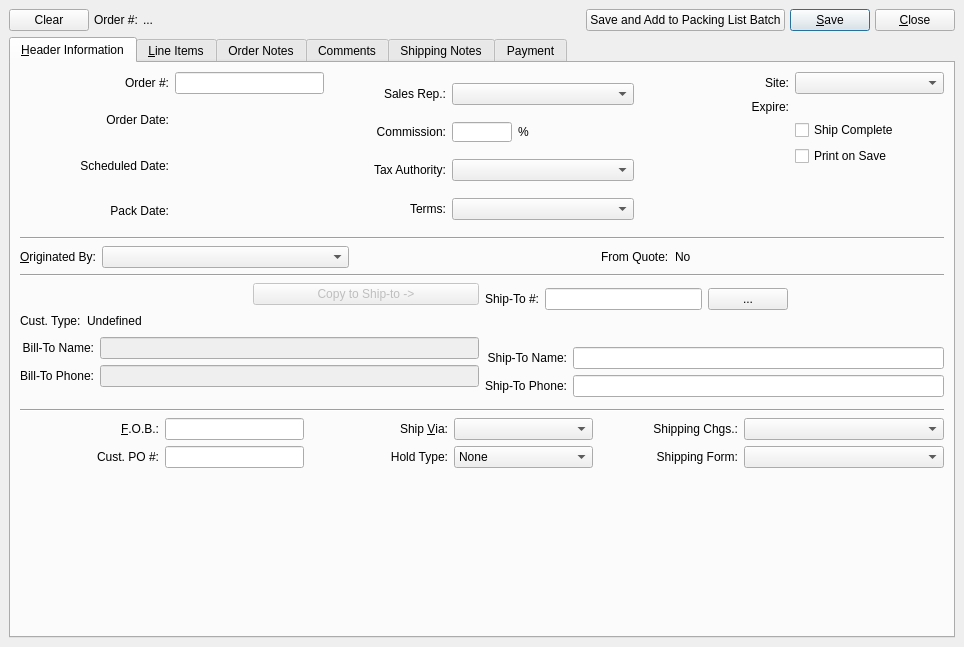
WooodHead/xtuple, file xtuple/trunk/guiclient/salesOrder.ui: the form before one commit.
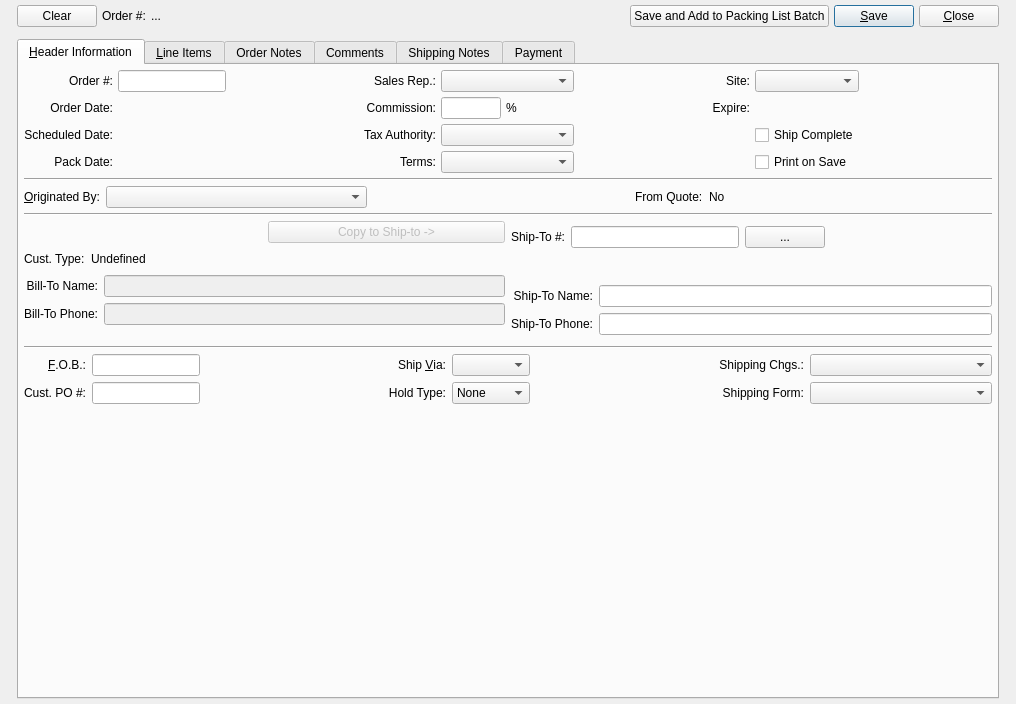
The form after the commit. Custom widgets are drawn as their Qt base class.

Commit message: UI spacer tweaks so Mac look pretty one day.

Diff of the .ui file:
```diff
--- a/xtuple/trunk/guiclient/salesOrder.ui
+++ b/xtuple/trunk/guiclient/salesOrder.ui
@@ -5,8 +5,8 @@
    <rect>
     <x>0</x>
     <y>0</y>
-    <width>964</width>
-    <height>647</height>
+    <width>1016</width>
+    <height>704</height>
    </rect>
   </property>
   <property name="minimumSize" >
@@ -20,24 +20,115 @@
   </property>
   <widget class="QWidget" name="widget" >
    <layout class="QGridLayout" >
+    <item row="0" column="0" >
+     <layout class="QGridLayout" >
     <property name="leftMargin" >
-     <number>9</number>
-    </property>
-    <property name="topMargin" >
-     <number>9</number>
+       <number>12</number>
     </property>
     <property name="rightMargin" >
-     <number>9</number>
-    </property>
-    <property name="bottomMargin" >
-     <number>9</number>
+       <number>12</number>
     </property>
     <property name="horizontalSpacing" >
-     <number>6</number>
+       <number>12</number>
     </property>
     <property name="verticalSpacing" >
-     <number>6</number>
-    </property>
+       <number>12</number>
+      </property>
+      <item row="0" column="0" >
+       <layout class="QHBoxLayout" >
+        <property name="spacing" >
+         <number>5</number>
+        </property>
+        <property name="leftMargin" >
+         <number>0</number>
+        </property>
+        <property name="topMargin" >
+         <number>0</number>
+        </property>
+        <property name="rightMargin" >
+         <number>0</number>
+        </property>
+        <property name="bottomMargin" >
+         <number>0</number>
+        </property>
+        <item>
+         <widget class="QPushButton" name="_clear" >
+          <property name="text" >
+           <string>Clear</string>
+          </property>
+          <property name="shortcut" >
+           <string/>
+          </property>
+          <property name="default" >
+           <bool>false</bool>
+          </property>
+         </widget>
+        </item>
+        <item>
+         <widget class="QLabel" name="_orderNumberExtraLit" >
+          <property name="text" >
+           <string>Order #:</string>
+          </property>
+         </widget>
+        </item>
+        <item>
+         <widget class="QLabel" name="_orderNumberExtra" >
+          <property name="text" >
+           <string>...</string>
+          </property>
+         </widget>
+        </item>
+        <item>
+         <spacer>
+          <property name="orientation" >
+           <enum>Qt::Horizontal</enum>
+          </property>
+          <property name="sizeType" >
+           <enum>QSizePolicy::Expanding</enum>
+          </property>
+          <property name="sizeHint" >
+           <size>
+            <width>170</width>
+            <height>20</height>
+           </size>
+          </property>
+         </spacer>
+        </item>
+        <item>
+         <widget class="QPushButton" name="_saveAndAdd" >
+          <property name="text" >
+           <string>Save and Add to Packing List Batch</string>
+          </property>
+         </widget>
+        </item>
+        <item>
+         <widget class="QPushButton" name="_save" >
+          <property name="text" >
+           <string>&amp;Save</string>
+          </property>
+          <property name="shortcut" >
+           <string>Alt+S</string>
+          </property>
+          <property name="autoDefault" >
+           <bool>true</bool>
+          </property>
+          <property name="default" >
+           <bool>true</bool>
+          </property>
+         </widget>
+        </item>
+        <item>
+         <widget class="QPushButton" name="_close" >
+          <property name="text" >
+           <string>&amp;Close</string>
+          </property>
+          <property name="shortcut" >
+           <string>Alt+C</string>
+          </property>
+         </widget>
+        </item>
+       </layout>
+      </item>
     <item row="1" column="0" >
      <widget class="QTabWidget" name="_salesOrderInformation" >
       <property name="currentIndex" >
@@ -47,192 +138,23 @@
        <attribute name="title" >
         <string>&amp;Header Information</string>
        </attribute>
-       <layout class="QVBoxLayout" >
-        <property name="spacing" >
-         <number>6</number>
-        </property>
-        <property name="leftMargin" >
-         <number>9</number>
-        </property>
-        <property name="topMargin" >
-         <number>9</number>
-        </property>
-        <property name="rightMargin" >
-         <number>9</number>
-        </property>
-        <property name="bottomMargin" >
-         <number>9</number>
-        </property>
-        <item>
-         <layout class="QHBoxLayout" >
-          <property name="spacing" >
-           <number>6</number>
-          </property>
-          <property name="leftMargin" >
-           <number>0</number>
-          </property>
-          <property name="topMargin" >
-           <number>0</number>
-          </property>
-          <property name="rightMargin" >
-           <number>0</number>
-          </property>
-          <property name="bottomMargin" >
-           <number>0</number>
-          </property>
-          <item>
            <layout class="QGridLayout" >
-            <property name="leftMargin" >
-             <number>0</number>
-            </property>
-            <property name="topMargin" >
-             <number>0</number>
-            </property>
-            <property name="rightMargin" >
-             <number>0</number>
-            </property>
-            <property name="bottomMargin" >
-             <number>0</number>
-            </property>
-            <property name="horizontalSpacing" >
-             <number>6</number>
-            </property>
-            <property name="verticalSpacing" >
-             <number>6</number>
-            </property>
-            <item row="0" column="1" >
-             <widget class="XLineEdit" name="_orderNumber" >
-              <property name="sizePolicy" >
-               <sizepolicy vsizetype="Fixed" hsizetype="Preferred" >
-                <horstretch>0</horstretch>
-                <verstretch>0</verstretch>
-               </sizepolicy>
-              </property>
-             </widget>
-            </item>
-            <item row="1" column="0" >
-             <widget class="QLabel" name="_orderDateLit" >
-              <property name="text" >
-               <string>Order Date:</string>
-              </property>
-              <property name="alignment" >
-               <set>Qt::AlignRight|Qt::AlignTrailing|Qt::AlignVCenter</set>
-              </property>
-             </widget>
-            </item>
-            <item row="3" column="1" >
-             <widget class="DLineEdit" name="_packDate" />
-            </item>
-            <item row="3" column="0" >
-             <widget class="QLabel" name="_packDateLit" >
-              <property name="text" >
-               <string>Pack Date:</string>
-              </property>
-              <property name="alignment" >
-               <set>Qt::AlignRight|Qt::AlignTrailing|Qt::AlignVCenter</set>
-              </property>
-             </widget>
-            </item>
-            <item row="1" column="1" >
-             <widget class="DLineEdit" name="_orderDate" />
-            </item>
             <item row="0" column="0" >
-             <widget class="QLabel" name="_orderNumberLit" >
-              <property name="maximumSize" >
-               <size>
-                <width>32767</width>
-                <height>32767</height>
-               </size>
-              </property>
-              <property name="text" >
-               <string>Order #:</string>
-              </property>
-              <property name="alignment" >
-               <set>Qt::AlignRight|Qt::AlignTrailing|Qt::AlignVCenter</set>
-              </property>
-              <property name="margin" >
-               <number>2</number>
-              </property>
-             </widget>
-            </item>
-            <item row="2" column="1" >
-             <widget class="DLineEdit" name="_shipDate" >
-              <property name="enabled" >
-               <bool>false</bool>
-              </property>
-              <property name="focusPolicy" >
-               <enum>Qt::NoFocus</enum>
-              </property>
-             </widget>
-            </item>
-            <item row="2" column="0" >
-             <widget class="QLabel" name="_shipDateLit" >
-              <property name="text" >
-               <string>Scheduled Date:</string>
-              </property>
-              <property name="alignment" >
-               <set>Qt::AlignRight|Qt::AlignTrailing|Qt::AlignVCenter</set>
-              </property>
-             </widget>
-            </item>
-           </layout>
-          </item>
-          <item>
            <layout class="QGridLayout" >
-            <property name="leftMargin" >
-             <number>0</number>
-            </property>
-            <property name="topMargin" >
-             <number>0</number>
-            </property>
-            <property name="rightMargin" >
-             <number>0</number>
-            </property>
-            <property name="bottomMargin" >
-             <number>0</number>
-            </property>
-            <property name="horizontalSpacing" >
-             <number>6</number>
-            </property>
-            <property name="verticalSpacing" >
-             <number>6</number>
-            </property>
-            <item row="3" column="1" colspan="2" >
-             <widget class="XComboBox" name="_terms" >
-              <property name="sizePolicy" >
-               <sizepolicy vsizetype="Fixed" hsizetype="Expanding" >
-                <horstretch>0</horstretch>
-                <verstretch>0</verstretch>
-               </sizepolicy>
-              </property>
-              <property name="maximumSize" >
-               <size>
-                <width>200</width>
-                <height>16777215</height>
-               </size>
-              </property>
-              <property name="allowNull" >
-               <bool>true</bool>
-              </property>
-              <property name="type" >
-               <enum>XComboBox::ARTerms</enum>
-              </property>
-             </widget>
-            </item>
-            <item row="1" column="0" >
-             <widget class="QLabel" name="_commissionLit" >
+            <item row="0" column="3" >
+             <widget class="QLabel" name="_salesRepLit" >
               <property name="text" >
-               <string>Commission:</string>
+               <string>Sales Rep.:</string>
               </property>
               <property name="alignment" >
                <set>Qt::AlignRight|Qt::AlignTrailing|Qt::AlignVCenter</set>
               </property>
               <property name="margin" >
-               <number>0</number>
+               <number>3</number>
               </property>
              </widget>
             </item>
-            <item row="0" column="1" colspan="2" >
+            <item row="0" column="4" >
              <widget class="XComboBox" name="_salesRep" >
               <property name="sizePolicy" >
                <sizepolicy vsizetype="Fixed" hsizetype="Expanding" >
@@ -254,14 +176,69 @@
               </property>
              </widget>
             </item>
-            <item row="1" column="2" >
+            <item row="1" column="3" >
+             <widget class="QLabel" name="_commissionLit" >
+              <property name="text" >
+               <string>Commission:</string>
+              </property>
+              <property name="alignment" >
+               <set>Qt::AlignRight|Qt::AlignTrailing|Qt::AlignVCenter</set>
+              </property>
+              <property name="margin" >
+               <number>0</number>
+              </property>
+             </widget>
+            </item>
+            <item row="1" column="4" >
+             <layout class="QHBoxLayout" >
+              <item>
+               <widget class="XLineEdit" name="_commission" >
+                <property name="sizePolicy" >
+                 <sizepolicy vsizetype="Fixed" hsizetype="Preferred" >
+                  <horstretch>0</horstretch>
+                  <verstretch>0</verstretch>
+                 </sizepolicy>
+                </property>
+                <property name="minimumSize" >
+                 <size>
+                  <width>60</width>
+                  <height>0</height>
+                 </size>
+                </property>
+                <property name="maximumSize" >
+                 <size>
+                  <width>40</width>
+                  <height>22</height>
+                 </size>
+                </property>
+                <property name="alignment" >
+                 <set>Qt::AlignRight</set>
+                </property>
+               </widget>
+              </item>
+              <item>
              <widget class="QLabel" name="_commissionPrcntLit" >
               <property name="text" >
                <string>%</string>
               </property>
              </widget>
             </item>
-            <item row="2" column="1" colspan="2" >
+             </layout>
+            </item>
+            <item row="2" column="3" >
+             <widget class="QLabel" name="_taxAuthLit" >
+              <property name="text" >
+               <string>Tax Authority:</string>
+              </property>
+              <property name="alignment" >
+               <set>Qt::AlignRight|Qt::AlignTrailing|Qt::AlignVCenter</set>
+              </property>
+              <property name="margin" >
+               <number>3</number>
+              </property>
+             </widget>
+            </item>
+            <item row="2" column="4" >
              <widget class="XComboBox" name="_taxAuth" >
               <property name="sizePolicy" >
                <sizepolicy vsizetype="Fixed" hsizetype="Expanding" >
@@ -286,7 +263,7 @@
               </property>
              </widget>
             </item>
-            <item row="3" column="0" >
+            <item row="3" column="3" >
              <widget class="QLabel" name="_termsLit" >
               <property name="text" >
                <string>Terms:</string>
@@ -299,81 +276,14 @@
               </property>
              </widget>
             </item>
-            <item row="1" column="1" >
-             <widget class="XLineEdit" name="_commission" >
+            <item row="3" column="4" >
+             <widget class="XComboBox" name="_terms" >
               <property name="sizePolicy" >
-               <sizepolicy vsizetype="Fixed" hsizetype="Preferred" >
+               <sizepolicy vsizetype="Fixed" hsizetype="Expanding" >
                 <horstretch>0</horstretch>
                 <verstretch>0</verstretch>
                </sizepolicy>
               </property>
-              <property name="minimumSize" >
-               <size>
-                <width>60</width>
-                <height>0</height>
-               </size>
-              </property>
-              <property name="maximumSize" >
-               <size>
-                <width>40</width>
-                <height>20</height>
-               </size>
-              </property>
-              <property name="alignment" >
-               <set>Qt::AlignRight</set>
-              </property>
-             </widget>
-            </item>
-            <item row="2" column="0" >
-             <widget class="QLabel" name="_taxAuthLit" >
-              <property name="text" >
-               <string>Tax Authority:</string>
-              </property>
-              <property name="alignment" >
-               <set>Qt::AlignRight|Qt::AlignTrailing|Qt::AlignVCenter</set>
-              </property>
-              <property name="margin" >
-               <number>3</number>
-              </property>
-             </widget>
-            </item>
-            <item row="0" column="0" >
-             <widget class="QLabel" name="_salesRepLit" >
-              <property name="text" >
-               <string>Sales Rep.:</string>
-              </property>
-              <property name="alignment" >
-               <set>Qt::AlignRight|Qt::AlignTrailing|Qt::AlignVCenter</set>
-              </property>
-              <property name="margin" >
-               <number>3</number>
-              </property>
-             </widget>
-            </item>
-           </layout>
-          </item>
-          <item>
-           <layout class="QGridLayout" >
-            <property name="leftMargin" >
-             <number>0</number>
-            </property>
-            <property name="topMargin" >
-             <number>0</number>
-            </property>
-            <property name="rightMargin" >
-             <number>0</number>
-            </property>
-            <property name="bottomMargin" >
-             <number>0</number>
-            </property>
-            <property name="horizontalSpacing" >
-             <number>6</number>
-            </property>
-            <property name="verticalSpacing" >
-             <number>6</number>
-            </property>
-            <item row="0" column="1" >
-             <widget class="WComboBox" name="_warehouse" >
               <property name="maximumSize" >
                <size>
                 <width>200</width>
@@ -385,7 +295,20 @@
               </property>
              </widget>
             </item>
-            <item row="0" column="0" >
+            <item row="0" column="5" >
+             <spacer>
+              <property name="orientation" >
+               <enum>Qt::Horizontal</enum>
+              </property>
+              <property name="sizeHint" >
+               <size>
+                <width>40</width>
+                <height>20</height>
+               </size>
+              </property>
+             </spacer>
+            </item>
+            <item row="0" column="6" >
              <widget class="QLabel" name="_shippingWhseLit" >
               <property name="text" >
                <string>Site:</string>
@@ -398,10 +321,7 @@
               </property>
              </widget>
             </item>
-            <item row="1" column="1" >
-             <widget class="DLineEdit" name="_expire" />
-            </item>
-            <item row="1" column="0" >
+            <item row="1" column="6" >
              <widget class="QLabel" name="_expireLit" >
               <property name="text" >
                <string>Expire:</string>
@@ -414,45 +334,147 @@
               </property>
              </widget>
             </item>
-            <item row="2" column="1" >
+            <item row="1" column="7" >
+             <widget class="DLineEdit" name="_expire" />
+            </item>
+            <item row="0" column="7" >
+             <widget class="WComboBox" name="_warehouse" >
+              <property name="maximumSize" >
+               <size>
+                <width>200</width>
+                <height>16777215</height>
+               </size>
+              </property>
+              <property name="type" >
+               <enum>WComboBox::Shipping</enum>
+              </property>
+             </widget>
+            </item>
+            <item row="2" column="7" >
              <widget class="QCheckBox" name="_shipComplete" >
               <property name="text" >
                <string>Ship Complete</string>
               </property>
              </widget>
             </item>
-            <item row="3" column="1" >
+            <item row="3" column="7" >
              <widget class="QCheckBox" name="_printSO" >
               <property name="text" >
                <string>Print on Save</string>
               </property>
              </widget>
             </item>
-            <item row="4" column="1" >
+            <item row="0" column="8" >
              <spacer>
               <property name="orientation" >
-               <enum>Qt::Vertical</enum>
+               <enum>Qt::Horizontal</enum>
               </property>
               <property name="sizeHint" >
                <size>
-                <width>20</width>
-                <height>0</height>
+                <width>40</width>
+                <height>20</height>
                </size>
               </property>
              </spacer>
             </item>
-           </layout>
-          </item>
-         </layout>
-        </item>
-        <item>
+            <item row="0" column="2" >
+             <spacer>
+              <property name="orientation" >
+               <enum>Qt::Horizontal</enum>
+              </property>
+              <property name="sizeHint" >
+               <size>
+                <width>40</width>
+                <height>20</height>
+               </size>
+              </property>
+             </spacer>
+            </item>
+            <item row="0" column="1" >
+             <widget class="XLineEdit" name="_orderNumber" >
+              <property name="sizePolicy" >
+               <sizepolicy vsizetype="Fixed" hsizetype="Preferred" >
+                <horstretch>0</horstretch>
+                <verstretch>0</verstretch>
+               </sizepolicy>
+              </property>
+             </widget>
+            </item>
+            <item row="1" column="1" >
+             <widget class="DLineEdit" name="_orderDate" />
+            </item>
+            <item row="2" column="1" >
+             <widget class="DLineEdit" name="_shipDate" >
+              <property name="enabled" >
+               <bool>false</bool>
+              </property>
+              <property name="focusPolicy" >
+               <enum>Qt::NoFocus</enum>
+              </property>
+             </widget>
+            </item>
+            <item row="3" column="1" >
+             <widget class="DLineEdit" name="_packDate" />
+            </item>
+            <item row="3" column="0" >
+             <widget class="QLabel" name="_packDateLit" >
+              <property name="text" >
+               <string>Pack Date:</string>
+              </property>
+              <property name="alignment" >
+               <set>Qt::AlignRight|Qt::AlignTrailing|Qt::AlignVCenter</set>
+              </property>
+             </widget>
+            </item>
+            <item row="2" column="0" >
+             <widget class="QLabel" name="_shipDateLit" >
+              <property name="text" >
+               <string>Scheduled Date:</string>
+              </property>
+              <property name="alignment" >
+               <set>Qt::AlignRight|Qt::AlignTrailing|Qt::AlignVCenter</set>
+              </property>
+             </widget>
+            </item>
+            <item row="1" column="0" >
+             <widget class="QLabel" name="_orderDateLit" >
+              <property name="text" >
+               <string>Order Date:</string>
+              </property>
+              <property name="alignment" >
+               <set>Qt::AlignRight|Qt::AlignTrailing|Qt::AlignVCenter</set>
+              </property>
+             </widget>
+            </item>
+            <item row="0" column="0" >
+             <widget class="QLabel" name="_orderNumberLit" >
+              <property name="maximumSize" >
+               <size>
+                <width>32767</width>
+                <height>32767</height>
+               </size>
+              </property>
+              <property name="text" >
+               <string>Order #:</string>
+              </property>
+              <property name="alignment" >
+               <set>Qt::AlignRight|Qt::AlignTrailing|Qt::AlignVCenter</set>
+              </property>
+              <property name="margin" >
+               <number>2</number>
+              </property>
+             </widget>
+            </item>
+           </layout>
+          </item>
+          <item row="1" column="0" >
          <widget class="Line" name="line" >
           <property name="orientation" >
            <enum>Qt::Horizontal</enum>
           </property>
          </widget>
         </item>
-        <item>
+          <item row="2" column="0" >
          <layout class="QHBoxLayout" >
           <property name="spacing" >
            <number>6</number>
@@ -544,14 +566,14 @@
           </item>
          </layout>
         </item>
-        <item>
+          <item row="3" column="0" >
          <widget class="Line" name="line_2" >
           <property name="orientation" >
            <enum>Qt::Horizontal</enum>
           </property>
          </widget>
         </item>
-        <item>
+          <item row="4" column="0" >
          <layout class="QHBoxLayout" >
           <property name="spacing" >
            <number>6</number>
@@ -884,14 +906,14 @@
           </item>
          </layout>
         </item>
-        <item>
+          <item row="5" column="0" >
          <widget class="Line" name="line_3" >
           <property name="orientation" >
            <enum>Qt::Horizontal</enum>
           </property>
          </widget>
         </item>
-        <item>
+          <item row="6" column="0" >
          <layout class="QGridLayout" >
           <property name="leftMargin" >
            <number>0</number>
@@ -940,7 +962,7 @@
             </property>
            </widget>
           </item>
-          <item row="0" column="4" >
+            <item row="0" column="6" >
            <widget class="QLabel" name="_shippingChargesLit" >
             <property name="text" >
              <string>Shipping Chgs.:</string>
@@ -953,7 +975,7 @@
             </property>
            </widget>
           </item>
-          <item row="0" column="3" >
+            <item row="0" column="4" >
            <widget class="XComboBox" name="_shipVia" >
             <property name="sizePolicy" >
              <sizepolicy vsizetype="Fixed" hsizetype="Preferred" >
@@ -964,7 +986,7 @@
             <property name="maximumSize" >
              <size>
               <width>200</width>
-              <height>32767</height>
+                <height>26</height>
              </size>
             </property>
             <property name="type" >
@@ -972,7 +994,7 @@
             </property>
            </widget>
           </item>
-          <item row="1" column="2" >
+            <item row="1" column="3" >
            <widget class="QLabel" name="_holdTypeLit" >
             <property name="text" >
              <string>Hold Type:</string>
@@ -998,7 +1020,7 @@
             </property>
            </widget>
           </item>
-          <item row="1" column="4" >
+            <item row="1" column="6" >
            <widget class="QLabel" name="_shippingFormLit" >
             <property name="text" >
              <string>Shipping Form:</string>
@@ -1011,7 +1033,7 @@
             </property>
            </widget>
           </item>
-          <item row="0" column="5" >
+            <item row="0" column="7" >
            <widget class="XComboBox" name="_shippingCharges" >
             <property name="sizePolicy" >
              <sizepolicy vsizetype="Fixed" hsizetype="Expanding" >
@@ -1022,7 +1044,7 @@
             <property name="maximumSize" >
              <size>
               <width>200</width>
-              <height>32767</height>
+                <height>26</height>
              </size>
             </property>
             <property name="allowNull" >
@@ -1033,7 +1055,7 @@
             </property>
            </widget>
           </item>
-          <item row="1" column="5" >
+            <item row="1" column="7" >
            <widget class="XComboBox" name="_shippingForm" >
             <property name="sizePolicy" >
              <sizepolicy vsizetype="Fixed" hsizetype="Preferred" >
@@ -1044,7 +1066,7 @@
             <property name="maximumSize" >
              <size>
               <width>200</width>
-              <height>32767</height>
+                <height>26</height>
              </size>
             </property>
             <property name="allowNull" >
@@ -1055,7 +1077,7 @@
             </property>
            </widget>
           </item>
-          <item row="0" column="2" >
+            <item row="0" column="3" >
            <widget class="QLabel" name="_shipViaLit" >
             <property name="text" >
              <string>Ship &amp;Via:</string>
@@ -1068,7 +1090,7 @@
             </property>
            </widget>
           </item>
-          <item row="1" column="3" >
+            <item row="1" column="4" >
            <widget class="XComboBox" name="_holdType" >
             <property name="sizePolicy" >
              <sizepolicy vsizetype="Fixed" hsizetype="Preferred" >
@@ -1079,7 +1101,7 @@
             <property name="maximumSize" >
              <size>
               <width>200</width>
-              <height>32767</height>
+                <height>26</height>
              </size>
             </property>
             <item>
@@ -1119,17 +1141,43 @@
             </property>
            </widget>
           </item>
-         </layout>
-        </item>
-        <item>
+            <item row="0" column="2" >
+             <spacer>
+              <property name="orientation" >
+               <enum>Qt::Horizontal</enum>
+              </property>
+              <property name="sizeHint" >
+               <size>
+                <width>40</width>
+                <height>20</height>
+               </size>
+              </property>
+             </spacer>
+            </item>
+            <item row="0" column="5" >
+             <spacer>
+              <property name="orientation" >
+               <enum>Qt::Horizontal</enum>
+              </property>
+              <property name="sizeHint" >
+               <size>
+                <width>40</width>
+                <height>20</height>
+               </size>
+              </property>
+             </spacer>
+            </item>
+           </layout>
+          </item>
+          <item row="7" column="0" >
          <spacer>
           <property name="orientation" >
            <enum>Qt::Vertical</enum>
           </property>
           <property name="sizeHint" >
            <size>
-            <width>20</width>
-            <height>0</height>
+              <width>922</width>
+              <height>16</height>
            </size>
           </property>
          </spacer>
@@ -2163,99 +2211,6 @@
         </item>
        </layout>
       </widget>
-     </widget>
-    </item>
-    <item row="0" column="0" >
-     <layout class="QHBoxLayout" >
-      <property name="spacing" >
-       <number>5</number>
-      </property>
-      <property name="leftMargin" >
-       <number>0</number>
-      </property>
-      <property name="topMargin" >
-       <number>0</number>
-      </property>
-      <property name="rightMargin" >
-       <number>0</number>
-      </property>
-      <property name="bottomMargin" >
-       <number>0</number>
-      </property>
-      <item>
-       <widget class="QPushButton" name="_clear" >
-        <property name="text" >
-         <string>Clear</string>
-        </property>
-        <property name="shortcut" >
-         <string/>
-        </property>
-        <property name="default" >
-         <bool>false</bool>
-        </property>
-       </widget>
-      </item>
-      <item>
-       <widget class="QLabel" name="_orderNumberExtraLit" >
-        <property name="text" >
-         <string>Order #:</string>
-        </property>
-       </widget>
-      </item>
-      <item>
-       <widget class="QLabel" name="_orderNumberExtra" >
-        <property name="text" >
-         <string>...</string>
-        </property>
-       </widget>
-      </item>
-      <item>
-       <spacer>
-        <property name="orientation" >
-         <enum>Qt::Horizontal</enum>
-        </property>
-        <property name="sizeType" >
-         <enum>QSizePolicy::Expanding</enum>
-        </property>
-        <property name="sizeHint" >
-         <size>
-          <width>170</width>
-          <height>20</height>
-         </size>
-        </property>
-       </spacer>
-      </item>
-      <item>
-       <widget class="QPushButton" name="_saveAndAdd" >
-        <property name="text" >
-         <string>Save and Add to Packing List Batch</string>
-        </property>
-       </widget>
-      </item>
-      <item>
-       <widget class="QPushButton" name="_save" >
-        <property name="text" >
-         <string>&amp;Save</string>
-        </property>
-        <property name="shortcut" >
-         <string>Alt+S</string>
-        </property>
-        <property name="autoDefault" >
-         <bool>true</bool>
-        </property>
-        <property name="default" >
-         <bool>true</bool>
-        </property>
-       </widget>
-      </item>
-      <item>
-       <widget class="QPushButton" name="_close" >
-        <property name="text" >
-         <string>&amp;Close</string>
-        </property>
-        <property name="shortcut" >
-         <string>Alt+C</string>
-        </property>
        </widget>
       </item>
      </layout>
```
Left out of the diff: 5 changed lines with no effect on the pictures. Lines whose indentation alone changed are shown as unchanged. The commit also changes 2 other files.
